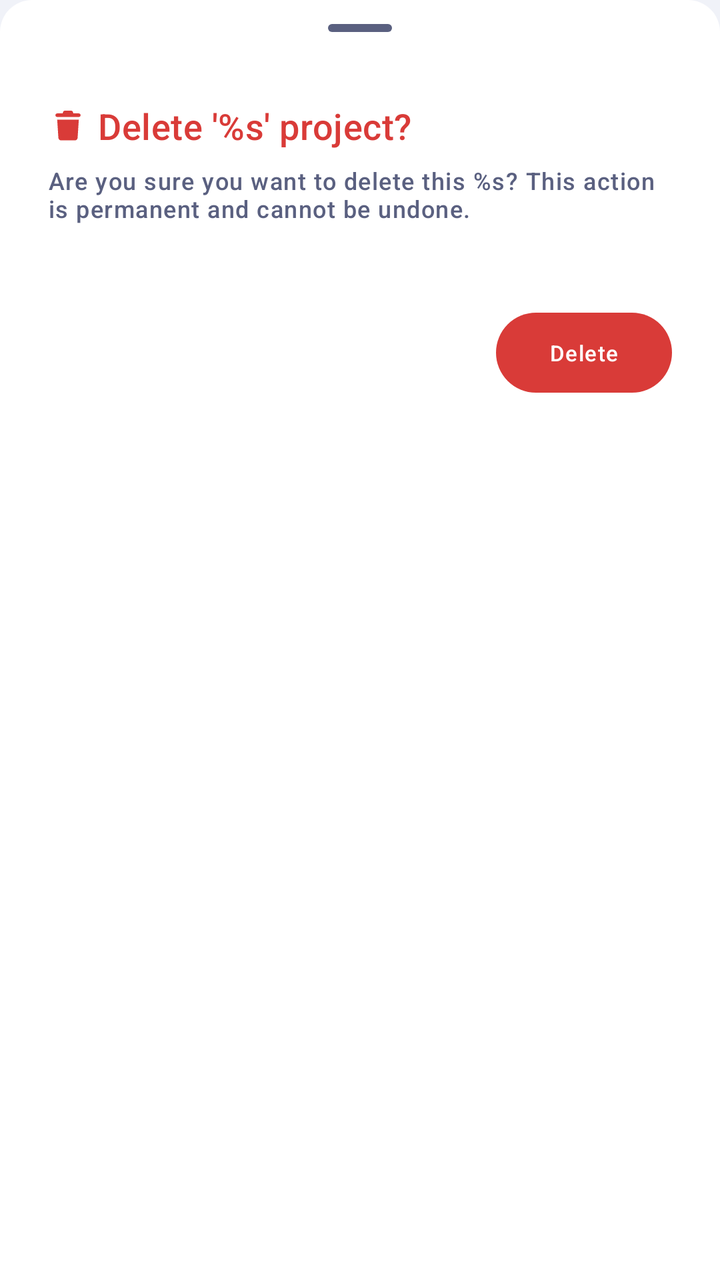
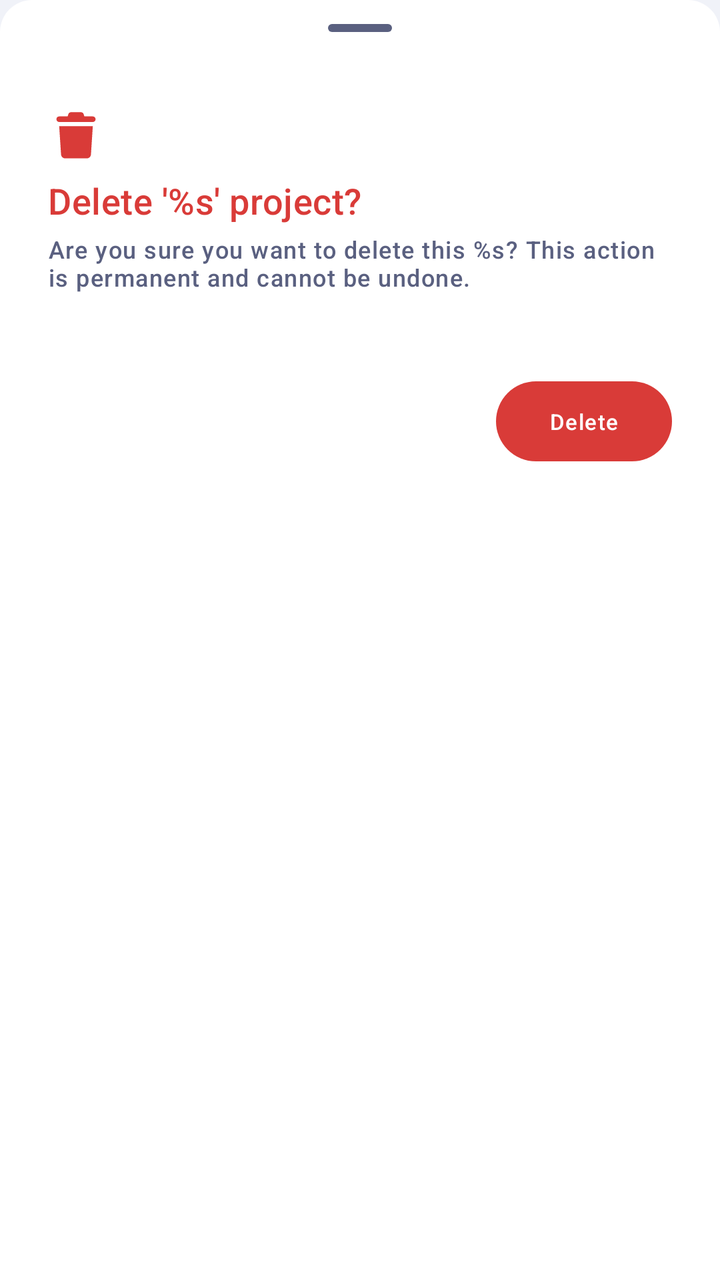

The first picture is an Android layout as it rendered before a commit; the second is the same layout after the commit. The layout source and the unified diff follow.
<!-- AndroidManifest.xml: application theme Theme.VCode -->
<!-- res/layout/bottom_sheet_delete_confirmation.xml -->
<?xml version="1.0" encoding="utf-8"?>
<LinearLayout xmlns:android="http://schemas.android.com/apk/res/android"
    xmlns:app="http://schemas.android.com/apk/res-auto"
    android:layout_width="match_parent"
    android:layout_height="wrap_content"
    android:background="@drawable/bottom_sheet_background"
    android:orientation="vertical">

    <com.google.android.material.bottomsheet.BottomSheetDragHandleView
        android:layout_width="wrap_content"
        android:layout_height="wrap_content"
        android:layout_gravity="center_horizontal"/>

    <LinearLayout
        android:layout_width="match_parent"
        android:layout_height="wrap_content"
        android:layout_marginStart="19dp"
        android:gravity="center_vertical"
        android:layout_marginEnd="0dp">

        <ImageView
            android:layout_width="30dp"
            android:layout_height="30dp"
            android:src="@drawable/ic_trash"
            app:tint="?attr/colorError"
            android:padding="6dp"/>

        <TextView
            android:id="@+id/tv_delete"
            android:layout_width="wrap_content"
            android:layout_height="wrap_content"
            android:text="@string/vcode_delete_project"
            android:textAppearance="@style/TextAppearance.Material3.TitleMedium"
            android:textSize="18sp"
            android:textColor="?attr/colorError"/>

    </LinearLayout>

    <TextView
        android:id="@+id/tv_desc"
        android:layout_width="wrap_content"
        android:layout_height="wrap_content"
        android:text="@string/vcode_action_cannot_be_undone"
        android:layout_marginTop="4dp"
        android:textAppearance="@style/TextAppearance.Material3.LabelMedium"
        android:textColor="?attr/colorOnSurfaceVariant"
        android:layout_marginStart="@dimen/vcode_app_gap_horizontal"
        android:layout_marginEnd="@dimen/vcode_app_gap_horizontal"/>

    <com.google.android.material.button.MaterialButton
        android:id="@+id/btn_delete"
        android:layout_width="wrap_content"
        android:layout_height="wrap_content"
        android:layout_marginTop="40dp"
        android:layout_marginStart="0dp"
        android:layout_marginBottom="20dp"
        android:paddingHorizontal="24dp"
        android:layout_marginEnd="@dimen/vcode_app_gap_horizontal"
        android:layout_gravity="end"
        android:text="@string/vcode_action_delete"
        android:textAppearance="@style/TextAppearance.Material3.LabelSmall"
        android:textColor="?attr/colorOnError"
        app:backgroundTint="?attr/colorError" />
</LinearLayout>
<!-- resources referenced by this layout -->
<resources>
  <dimen name="vcode_app_gap_horizontal">24dp</dimen>
  <!-- drawable bottom_sheet_background (drawable) -->
  <?xml version="1.0" encoding="utf-8"?>
  <shape xmlns:android="http://schemas.android.com/apk/res/android"
      android:shape="rectangle">
  
      
      <solid android:color="?attr/colorSurface" />
  
      
      <corners
          android:topLeftRadius="16dp"
          android:topRightRadius="16dp" />
  
  </shape>
  <!-- drawable ic_trash (drawable) -->
  <vector xmlns:android="http://schemas.android.com/apk/res/android" android:autoMirrored="true" android:height="20dp" android:viewportHeight="640" android:viewportWidth="640" android:width="20dp">
        
      <path android:fillColor="#FF000000" android:pathData="M232.7,69.9L224,96L128,96C110.3,96 96,110.3 96,128C96,145.7 110.3,160 128,160L512,160C529.7,160 544,145.7 544,128C544,110.3 529.7,96 512,96L416,96L407.3,69.9C402.9,56.8 390.7,48 376.9,48L263.1,48C249.3,48 237.1,56.8 232.7,69.9zM512,208L128,208L149.1,531.1C150.7,556.4 171.7,576 197,576L443,576C468.3,576 489.3,556.4 490.9,531.1L512,208z"/>
      
  </vector>
  <string name="vcode_action_cannot_be_undone">Are you sure you want to delete this %s? This action is permanent and cannot be undone.</string>
  <string name="vcode_action_delete">Delete</string>
  <string name="vcode_delete_project">Delete \'%s\' project?</string>
  <color name="vcode_accent_primary">#2B6EE8</color>
  <color name="vcode_on_primary">#FFFFFF</color>
  <color name="vcode_primary_container">#D6E4FF</color>
  <color name="vcode_on_primary_container">#001A41</color>
  <color name="vcode_accent_secondary">#6340E0</color>
  <color name="vcode_on_secondary">#FFFFFF</color>
  <color name="vcode_secondary_container">#E9DDFF</color>
  <color name="vcode_on_secondary_container">#1E0066</color>
  <color name="vcode_accent_success">#1FB870</color>
  <color name="vcode_on_success">#FFFFFF</color>
  <color name="vcode_success_container">#BBFFD8</color>
  <color name="vcode_on_success_container">#002114</color>
  <color name="vcode_accent_error">#D93B38</color>
  <color name="vcode_on_error">#FFFFFF</color>
  <color name="vcode_error_container">#FFDAD6</color>
  <color name="vcode_on_error_container">#410002</color>
  <color name="vcode_bg_deep">#F0F2F8</color>
  <color name="vcode_text_primary">#0D0F1A</color>
  <color name="vcode_bg_surface">#FFFFFF</color>
  <color name="vcode_surface_variant">#E1E4F0</color>
  <color name="vcode_on_surface_variant">#5A6080</color>
  <color name="vcode_bg_card">#F7F8FC</color>
  <color name="vcode_bg_elevated">#ECEEF6</color>
  <color name="vcode_outline">#DDE0EC</color>
  <color name="vcode_outline_variant">#C1C4D0</color>
  <color name="vcode_scrim">#000000</color>
  <style name="VCode.Shape.Small" parent="ShapeAppearance.Material3.SmallComponent">
          <item name="cornerFamily">rounded</item>
          <item name="cornerSize">8dp</item>
      </style>
  <style name="VCode.Shape.Medium" parent="ShapeAppearance.Material3.MediumComponent">
          <item name="cornerFamily">rounded</item>
          <item name="cornerSize">12dp</item>
      </style>
  <style name="VCode.Shape.Large" parent="ShapeAppearance.Material3.LargeComponent">
          <item name="cornerFamily">rounded</item>
          <item name="cornerSize">16dp</item>
      </style>
  <style name="VCode.AlertDialog" parent="ThemeOverlay.Material3.MaterialAlertDialog">
          <item name="shapeAppearanceOverlay">@style/VCode.Shape.Large</item>
          <item name="colorSurface">@color/vcode_bg_card</item>
      </style>
  <!-- unchanged entries left out for length: 1 -->
</resources>

<!-- the commit's change to res/layout/bottom_sheet_delete_confirmation.xml (unified diff, before → after) -->
@@ -9,54 +9,49 @@
     <com.google.android.material.bottomsheet.BottomSheetDragHandleView
         android:layout_width="wrap_content"
         android:layout_height="wrap_content"
-        android:layout_gravity="center_horizontal"/>
+        android:layout_gravity="center_horizontal" />
 
-    <LinearLayout
-        android:layout_width="match_parent"
+    <ImageView
+        android:layout_width="40dp"
+        android:layout_height="40dp"
+        android:layout_marginStart="18dp"
+        android:layout_marginEnd="0dp"
+        android:importantForAccessibility="no"
+        android:padding="6dp"
+        android:src="@drawable/ic_trash"
+        app:tint="?attr/colorError" />
+
+    <TextView
+        android:id="@+id/tv_delete"
+        android:layout_width="wrap_content"
         android:layout_height="wrap_content"
-        android:layout_marginStart="19dp"
-        android:gravity="center_vertical"
-        android:layout_marginEnd="0dp">
-
-        <ImageView
-            android:layout_width="30dp"
-            android:layout_height="30dp"
-            android:src="@drawable/ic_trash"
-            app:tint="?attr/colorError"
-            android:padding="6dp"/>
-
-        <TextView
-            android:id="@+id/tv_delete"
-            android:layout_width="wrap_content"
-            android:layout_height="wrap_content"
-            android:text="@string/vcode_delete_project"
-            android:textAppearance="@style/TextAppearance.Material3.TitleMedium"
-            android:textSize="18sp"
-            android:textColor="?attr/colorError"/>
-
-    </LinearLayout>
+        android:layout_marginStart="@dimen/vcode_app_gap_horizontal"
+        android:text="@string/vcode_delete_project"
+        android:textAppearance="@style/TextAppearance.Material3.TitleMedium"
+        android:textColor="?attr/colorError"
+        android:textSize="18sp" />
 
     <TextView
         android:id="@+id/tv_desc"
         android:layout_width="wrap_content"
         android:layout_height="wrap_content"
+        android:layout_marginStart="@dimen/vcode_app_gap_horizontal"
+        android:layout_marginTop="4dp"
+        android:layout_marginEnd="@dimen/vcode_app_gap_horizontal"
         android:text="@string/vcode_action_cannot_be_undone"
-        android:layout_marginTop="4dp"
         android:textAppearance="@style/TextAppearance.Material3.LabelMedium"
-        android:textColor="?attr/colorOnSurfaceVariant"
-        android:layout_marginStart="@dimen/vcode_app_gap_horizontal"
-        android:layout_marginEnd="@dimen/vcode_app_gap_horizontal"/>
+        android:textColor="?attr/colorOnSurfaceVariant" />
 
     <com.google.android.material.button.MaterialButton
         android:id="@+id/btn_delete"
         android:layout_width="wrap_content"
         android:layout_height="wrap_content"
+        android:layout_gravity="end"
+        android:layout_marginStart="0dp"
         android:layout_marginTop="40dp"
-        android:layout_marginStart="0dp"
+        android:layout_marginEnd="@dimen/vcode_app_gap_horizontal"
         android:layout_marginBottom="20dp"
         android:paddingHorizontal="24dp"
-        android:layout_marginEnd="@dimen/vcode_app_gap_horizontal"
-        android:layout_gravity="end"
         android:text="@string/vcode_action_delete"
         android:textAppearance="@style/TextAppearance.Material3.LabelSmall"
         android:textColor="?attr/colorOnError"
